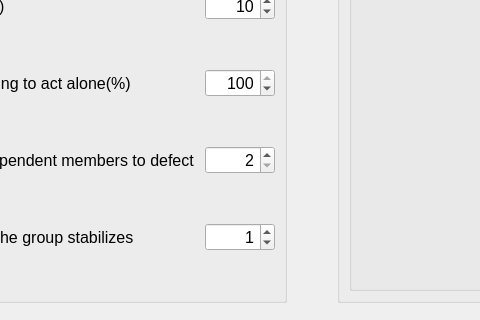
Above: ui/tps.ui from joshuad31/TandaPay-Simulation before the change; both pictures show x 207 to 687 and y 518 to 838 of the 1121 by 935 pixel window. Below: the same form after it.
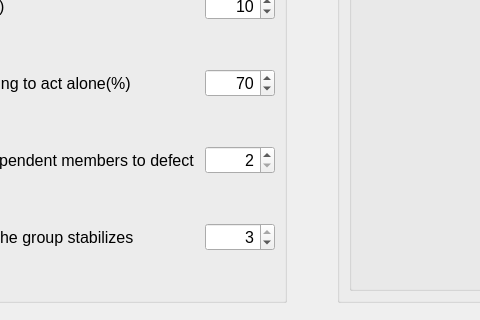
That is the form after the change. Icons and pictures are not drawn.

Diff of the .ui file:
```diff
--- a/ui/tps.ui
+++ b/ui/tps.ui
@@ -404,7 +404,7 @@
               <number>100</number>
              </property>
              <property name="value">
-              <number>100</number>
+              <number>70</number>
              </property>
             </widget>
            </item>
@@ -494,7 +494,7 @@
               <number>3</number>
              </property>
              <property name="value">
-              <number>1</number>
+              <number>3</number>
              </property>
             </widget>
            </item>
```
